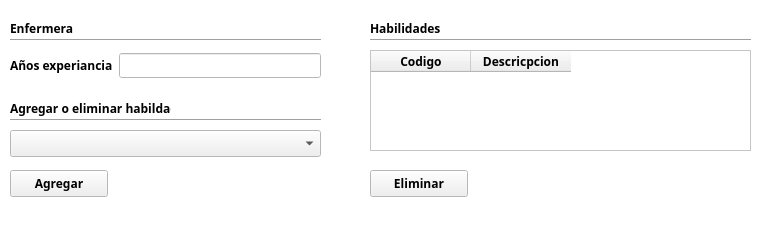
Above: gui/administrador_uis/WidgetTipoEmpleadoEnfermera.ui from BryanTabarez/ProyectoBD before the change. Below: the same form after it.
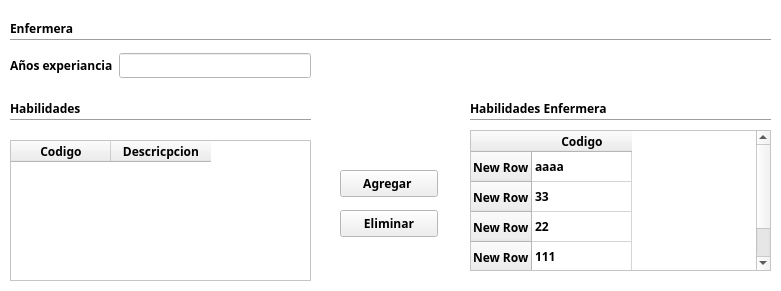
That is the form after the change.

What changed in the file:
```diff
--- a/gui/administrador_uis/WidgetTipoEmpleadoEnfermera.ui
+++ b/gui/administrador_uis/WidgetTipoEmpleadoEnfermera.ui
@@ -6,8 +6,8 @@
    <rect>
     <x>0</x>
     <y>0</y>
-    <width>761</width>
-    <height>241</height>
+    <width>781</width>
+    <height>291</height>
    </rect>
   </property>
   <property name="palette">
@@ -105,7 +105,7 @@
     <rect>
      <x>10</x>
      <y>50</y>
-     <width>311</width>
+     <width>301</width>
      <height>31</height>
     </rect>
    </property>
@@ -126,7 +126,7 @@
        </font>
       </property>
       <property name="inputMask">
-       <string>NN; </string>
+       <string>99; </string>
       </property>
      </widget>
     </item>
@@ -137,7 +137,7 @@
     <rect>
      <x>10</x>
      <y>30</y>
-     <width>311</width>
+     <width>761</width>
      <height>20</height>
     </rect>
    </property>
@@ -148,8 +148,8 @@
   <widget class="QLabel" name="labelHabilidades">
    <property name="geometry">
     <rect>
-     <x>370</x>
-     <y>20</y>
+     <x>10</x>
+     <y>100</y>
      <width>81</width>
      <height>16</height>
     </rect>
@@ -161,22 +161,9 @@
   <widget class="Line" name="lineHabilidades">
    <property name="geometry">
     <rect>
-     <x>370</x>
-     <y>30</y>
-     <width>381</width>
-     <height>20</height>
-    </rect>
-   </property>
-   <property name="orientation">
-    <enum>Qt::Horizontal</enum>
-   </property>
-  </widget>
-  <widget class="Line" name="lineAgregarEliminarHabilidad">
-   <property name="geometry">
-    <rect>
      <x>10</x>
      <y>110</y>
-     <width>311</width>
+     <width>301</width>
      <height>20</height>
     </rect>
    </property>
@@ -184,47 +171,24 @@
     <enum>Qt::Horizontal</enum>
    </property>
   </widget>
-  <widget class="QLabel" name="labelAgregarEliminarHabilidad">
-   <property name="geometry">
-    <rect>
-     <x>10</x>
-     <y>100</y>
-     <width>161</width>
-     <height>16</height>
-    </rect>
-   </property>
-   <property name="text">
-    <string>Agregar o eliminar habildad</string>
-   </property>
-  </widget>
-  <widget class="QComboBox" name="comboBoxAgregarEliminarHabilidad">
-   <property name="geometry">
-    <rect>
-     <x>10</x>
-     <y>130</y>
-     <width>311</width>
-     <height>27</height>
-    </rect>
-   </property>
-  </widget>
   <widget class="QPushButton" name="pushButtonAgregar">
    <property name="geometry">
     <rect>
-     <x>10</x>
+     <x>340</x>
      <y>170</y>
      <width>98</width>
      <height>27</height>
     </rect>
    </property>
    <property name="text">
-    <string>Agregar</string>
+    <string>Agregar </string>
    </property>
   </widget>
   <widget class="QPushButton" name="pushButtonEliminar">
    <property name="geometry">
     <rect>
-     <x>370</x>
-     <y>170</y>
+     <x>340</x>
+     <y>210</y>
      <width>98</width>
      <height>27</height>
     </rect>
@@ -236,10 +200,10 @@
   <widget class="QTableWidget" name="tableWidgetHabilidades">
    <property name="geometry">
     <rect>
-     <x>370</x>
-     <y>50</y>
-     <width>381</width>
-     <height>101</height>
+     <x>10</x>
+     <y>140</y>
+     <width>301</width>
+     <height>141</height>
     </rect>
    </property>
    <column>
@@ -267,6 +231,94 @@
     </property>
    </column>
   </widget>
+  <widget class="QTableWidget" name="tableWidgetHabilidadesEnfermera">
+   <property name="geometry">
+    <rect>
+     <x>470</x>
+     <y>130</y>
+     <width>301</width>
+     <height>141</height>
+    </rect>
+   </property>
+   <row>
+    <property name="text">
+     <string>New Row</string>
+    </property>
+   </row>
+   <row>
+    <property name="text">
+     <string>New Row</string>
+    </property>
+   </row>
+   <row>
+    <property name="text">
+     <string>New Row</string>
+    </property>
+   </row>
+   <row>
+    <property name="text">
+     <string>New Row</string>
+    </property>
+   </row>
+   <column>
+    <property name="text">
+     <string>Codigo</string>
+    </property>
+    <property name="font">
+     <font>
+      <family>Ubuntu Condensed</family>
+      <weight>75</weight>
+      <bold>true</bold>
+     </font>
+    </property>
+   </column>
+   <item row="0" column="0">
+    <property name="text">
+     <string>aaaa</string>
+    </property>
+   </item>
+   <item row="1" column="0">
+    <property name="text">
+     <string>33</string>
+    </property>
+   </item>
+   <item row="2" column="0">
+    <property name="text">
+     <string>22</string>
+    </property>
+   </item>
+   <item row="3" column="0">
+    <property name="text">
+     <string>111</string>
+    </property>
+   </item>
+  </widget>
+  <widget class="QLabel" name="labelHabilidades_2">
+   <property name="geometry">
+    <rect>
+     <x>470</x>
+     <y>100</y>
+     <width>151</width>
+     <height>16</height>
+    </rect>
+   </property>
+   <property name="text">
+    <string>Habilidades Enfermera</string>
+   </property>
+  </widget>
+  <widget class="Line" name="lineHabilidades_2">
+   <property name="geometry">
+    <rect>
+     <x>470</x>
+     <y>110</y>
+     <width>301</width>
+     <height>20</height>
+    </rect>
+   </property>
+   <property name="orientation">
+    <enum>Qt::Horizontal</enum>
+   </property>
+  </widget>
  </widget>
  <resources/>
  <connections/>
```
